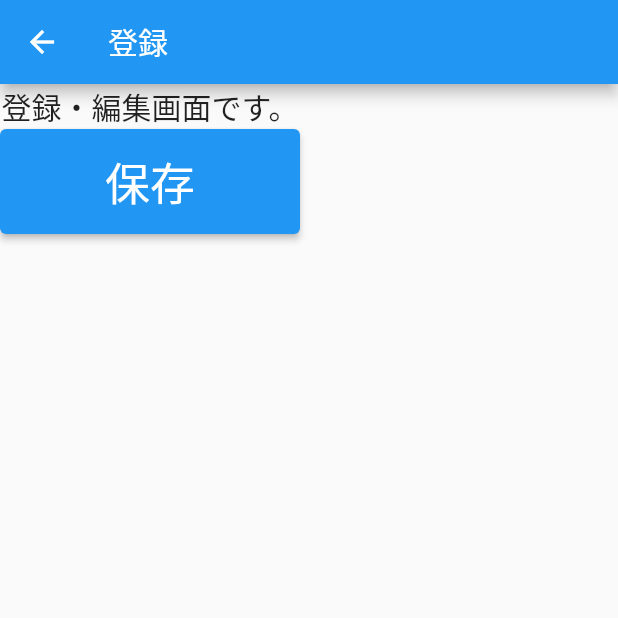
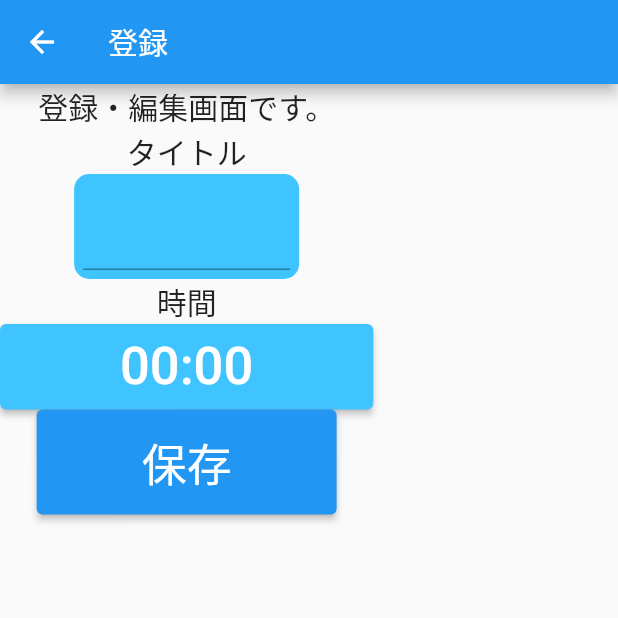
Before and after one commit to yousetsu/simplestretchtimer, a Flutter app: the SettingScreen screen opened by its route, after a tap on the "add" icon, on a phone screen of 412 x 824 dp, the top half of it. Run offline on Flutter 3.47's test engine with Material 2 defaults, Android fonts, the phone set to English and light mode, and no system bars; our stand-ins replace sqflite; missing offline and left inert: flutter_beep, flutter_picker; accounts and stored records are empty; statements that could not run were skipped.

Commit message:
登録画面作成

```diff
--- a/lib/setting.dart
+++ b/lib/setting.dart
@@ -15,7 +15,7 @@
       appBar: AppBar(title: const Text('設定画面')),
       body: SingleChildScrollView(
           child: Column(
-              mainAxisAlignment: MainAxisAlignment.center,
+              crossAxisAlignment: CrossAxisAlignment.center,
               children: const <Widget>[
                 Text('第二画面です',style:TextStyle(fontSize: 20.0)),
               ]
--- a/lib/stretch.dart
+++ b/lib/stretch.dart
@@ -1,4 +1,7 @@
 import 'package:flutter/material.dart';
+import 'package:flutter_picker/flutter_picker.dart';
+import "package:intl/intl.dart";
+
 class StretchScreen extends StatefulWidget {
   String title = '';
   StretchScreen(this.title);
@@ -12,6 +15,9 @@
   String title = '';
   _StretchScreenState(this.title);
 
+  final _formKey = GlobalKey<FormState>();
+  final _textControllerTitle = TextEditingController();
+  DateTime _time = DateTime.utc(0, 0, 0);
   @override
   void initState() {
     super.initState();
@@ -24,7 +30,66 @@
           child: Column(
               mainAxisAlignment: MainAxisAlignment.center,
               children:  <Widget>[
+
                 Text('登録・編集画面です。',style:TextStyle(fontSize: 20.0)),
+
+                Text('タイトル',style:TextStyle(fontSize: 20.0)),
+                Container(
+                  padding: const EdgeInsets.all(5.0),
+                  alignment: Alignment.bottomCenter,
+                  width: 150.0,
+                  height: 70,
+                  decoration: BoxDecoration(
+                    border: Border.all(color: Colors.lightBlueAccent),
+                    borderRadius: BorderRadius.circular(10),
+                    color: Colors.lightBlueAccent,
+                  ),
+                  child:Form(
+                    key: _formKey,
+                    child: TextFormField(
+                      controller: _textControllerTitle,
+                      validator: (value) {
+                        if (value != null && value.isEmpty) {
+                          return '何か入力してください';
+                        }else if(int.parse(value!) > 180){
+                          return 'Please input 1 - 180';
+                        }
+                        return null;
+                      },
+                      // decoration: InputDecoration(hintText: "1~180"),
+                      style: const TextStyle(fontSize: 25, color: Colors.white,),
+                      textAlign: TextAlign.center,
+                      //maxLength: 3,
+                   //   inputFormatters: [FilteringTextInputFormatter.digitsOnly],
+                    ),
+                  ),
+                ),
+
+                ///時間
+                Text('時間',style:TextStyle(fontSize: 20.0)),
+                ElevatedButton(
+                  style: ElevatedButton.styleFrom(foregroundColor: Colors.white, backgroundColor: Colors.lightBlueAccent, padding: const EdgeInsets.symmetric(vertical: 8, horizontal: 80),),
+                  onPressed: () async {
+                    Picker(
+                        adapter: DateTimePickerAdapter(
+                            type: PickerDateTimeType.kHM,
+                            value: _time,
+                            customColumnType: [4, 5]),
+                        title: const Text("Select Time"),
+                        onConfirm: (Picker picker, List value) {
+                          setState(() => {
+                            _time = DateTime.utc(2016, 5, 1, 0,value[0], value[1]),
+                           // _saveStrSetting('goalgetuptime',_goalgetuptime.toString()),
+                          });
+                        },
+                        onSelect: (Picker picker, int index, List<int> selected){
+                          _time = DateTime.utc(2016, 5, 1, 0,selected[0], selected[1]);
+                        }
+                    ).showModal(context);
+                  },
+                  child: Text(DateFormat.Hm().format(_time), style: const TextStyle(fontSize: 35),),
+                ),
+
                 ///保存ボタン
                 SizedBox(
                   width: 200, height: 70,
--- a/pubspec.yaml
+++ b/pubspec.yaml
@@ -15,6 +15,8 @@
   sqflite: ^2.2.2
   path: ^1.8.2
   flutter_beep: ^1.0.0
+  flutter_picker: ^2.0.5
+  intl: ^0.18.0
 
 dev_dependencies:
   flutter_test:
```
Also changed, not shown: lib/main.dart (+7 -4 lines), pubspec.lock.
